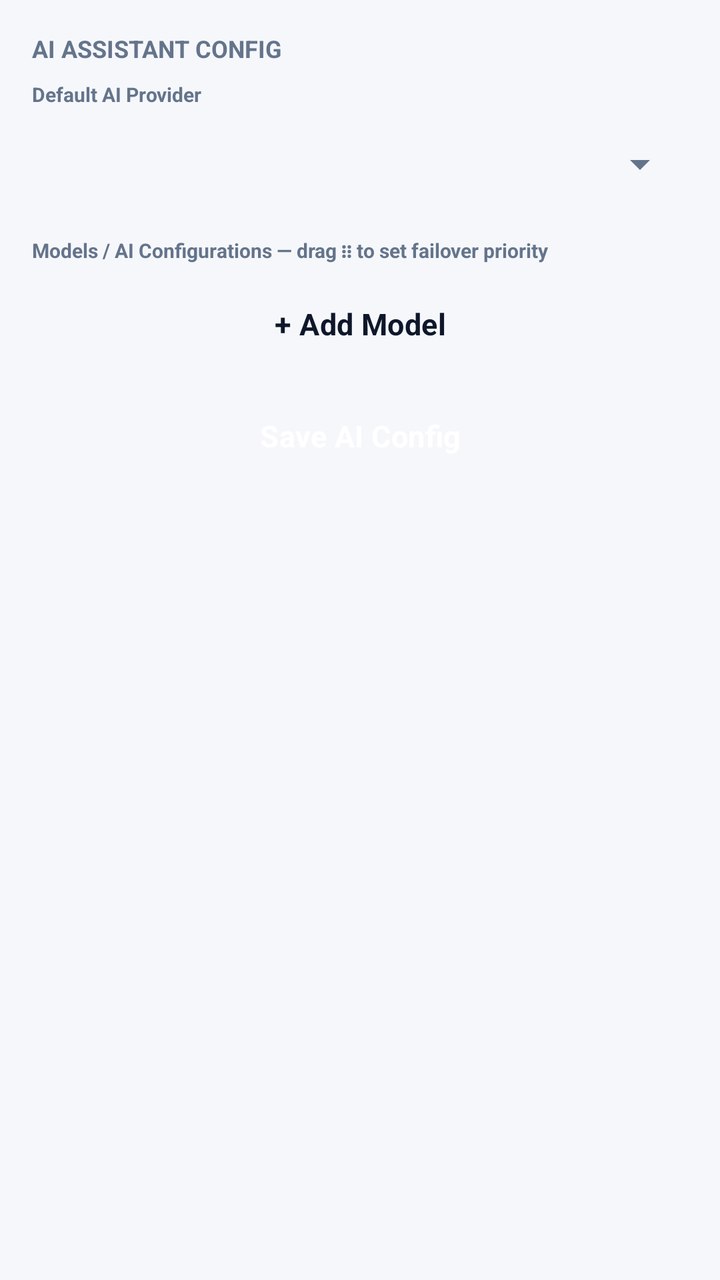
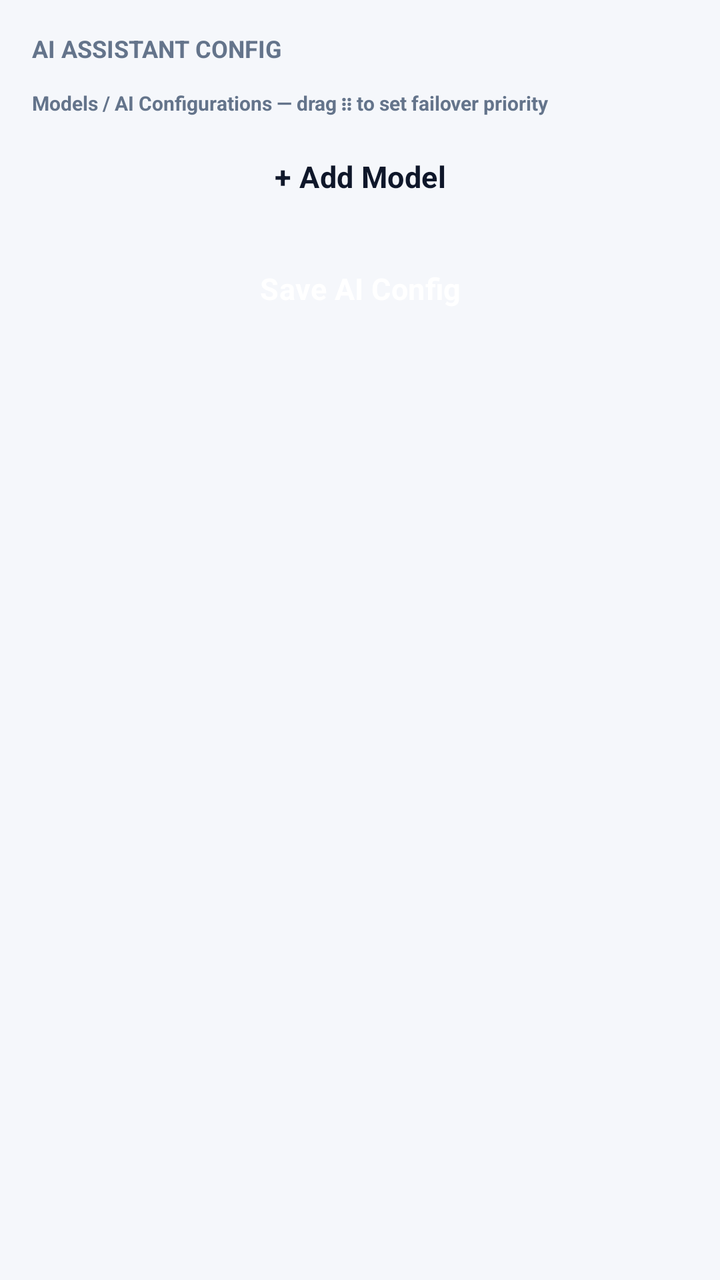

Two renders of the same Android screen: before a commit and after it. Below are the layout's source before the change and the commit's diff.
<!-- AndroidManifest.xml: application theme Theme.ExpenseOS -->
<!-- res/layout/fragment_ai_config_manager.xml -->
<?xml version="1.0" encoding="utf-8"?>
<ScrollView xmlns:android="http://schemas.android.com/apk/res/android"
    android:layout_width="match_parent"
    android:layout_height="match_parent"
    android:fillViewport="true">

    <LinearLayout
        android:layout_width="match_parent"
        android:layout_height="wrap_content"
        android:orientation="vertical"
        android:padding="16dp">

        <TextView
            android:layout_width="wrap_content"
            android:layout_height="wrap_content"
            android:text="AI ASSISTANT CONFIG"
            android:textColor="@color/text_muted"
            android:textSize="12sp"
            android:textStyle="bold" />

        <TextView
            android:layout_width="wrap_content"
            android:layout_height="wrap_content"
            android:layout_marginTop="8dp"
            android:text="Default AI Provider"
            android:textColor="@color/text_muted"
            android:textSize="10sp"
            android:textStyle="bold" />

        <Spinner
            android:id="@+id/spAiMgrProvider"
            android:layout_width="match_parent"
            android:layout_height="48dp"
            android:layout_marginTop="4dp" />

        <TextView
            android:layout_width="wrap_content"
            android:layout_height="wrap_content"
            android:layout_marginTop="12dp"
            android:text="Models / AI Configurations — drag ⋮⋮ to set failover priority"
            android:textColor="@color/text_muted"
            android:textSize="10sp"
            android:textStyle="bold" />

        <androidx.recyclerview.widget.RecyclerView
            android:id="@+id/rvAiModels"
            android:layout_width="match_parent"
            android:layout_height="wrap_content"
            android:nestedScrollingEnabled="false" />

        <Button
            android:id="@+id/btnAiMgrAddModel"
            style="@style/BtnOutline"
            android:layout_width="match_parent"
            android:layout_height="44dp"
            android:layout_marginTop="8dp"
            android:text="+ Add Model" />

        <Button
            android:id="@+id/btnAiMgrSave"
            style="@style/BtnPrimary"
            android:layout_width="match_parent"
            android:layout_height="44dp"
            android:layout_marginTop="12dp"
            android:text="Save AI Config" />
    </LinearLayout>
</ScrollView>
<!-- resources referenced by this layout -->
<resources>
  <color name="text_muted">#64748B</color>
  <style name="BtnOutline" parent="BtnBase">
          <item name="backgroundTint">@color/bg_card</item>
          <item name="strokeColor">@color/border</item>
          <item name="strokeWidth">1.5dp</item>
          <item name="android:textColor">@color/text</item>
          <item name="cornerRadius">14dp</item>
      </style>
  <style name="BtnPrimary" parent="BtnBase">
          <item name="backgroundTint">@color/primary</item>
          <item name="android:textColor">@color/on_primary</item>
      </style>
  <color name="bg_card">#FFFFFF</color>
  <color name="border">#E5EAF2</color>
  <color name="text">#0F172A</color>
  <color name="primary">#2563EB</color>
  <color name="on_primary">#FFFFFF</color>
  <color name="primary_dark">#1D4ED8</color>
  <color name="secondary">#0F766E</color>
  <color name="secondary_dark">#115E59</color>
  <color name="surface">#FFFFFF</color>
  <color name="danger">#E11D48</color>
  <color name="bg">#F5F7FB</color>
  <color name="text_hint">#94A3B8</color>
  <color name="nav_bg">#FFFFFF</color>
  <style name="Widget.ExpenseOS.EditText" parent="Widget.AppCompat.EditText">
          <item name="android:textSize">@dimen/type_body</item>
          <item name="android:textColor">@color/text</item>
          <item name="android:textColorHint">@color/text_hint</item>
          <item name="android:paddingStart">14dp</item>
          <item name="android:paddingEnd">14dp</item>
          <item name="android:minHeight">@dimen/input_height</item>
      </style>
  <style name="ThemeOverlay.ExpenseOS.BottomSheet" parent="ThemeOverlay.MaterialComponents.BottomSheetDialog">
          <item name="bottomSheetStyle">@style/Widget.ExpenseOS.BottomSheet</item>
      </style>
  <style name="ThemeOverlay.ExpenseOS.TimePicker" parent="ThemeOverlay.MaterialComponents.TimePicker">
          <item name="colorPrimary">@color/primary</item>
          <item name="colorOnPrimary">@color/on_primary</item>
          <item name="colorSurface">@color/surface</item>
          <item name="colorOnSurface">@color/text</item>
          <item name="shapeAppearanceMediumComponent">@style/ShapeAppearance.ExpenseOS.Dialog</item>
      </style>
  <style name="Animation.ExpenseOS.Window" parent="@android:style/Animation.Activity">
          <item name="android:activityOpenEnterAnimation">@anim/screen_enter</item>
          <item name="android:activityOpenExitAnimation">@anim/screen_exit</item>
          <item name="android:activityCloseEnterAnimation">@anim/screen_pop_enter</item>
          <item name="android:activityCloseExitAnimation">@anim/screen_pop_exit</item>
      </style>
  <dimen name="type_subtitle">15sp</dimen>
  <dimen name="touch_target">48dp</dimen>
  <dimen name="type_body">14sp</dimen>
  <dimen name="input_height">50dp</dimen>
  <style name="ShapeAppearance.ExpenseOS.Dialog" parent="ShapeAppearance.MaterialComponents.MediumComponent">
          <item name="cornerFamily">rounded</item>
          <item name="cornerSize">26dp</item>
      </style>
  <style name="Widget.ExpenseOS.BottomSheet" parent="Widget.MaterialComponents.BottomSheet.Modal">
          <item name="shapeAppearanceOverlay">@style/ShapeAppearance.ExpenseOS.Sheet</item>
          <item name="backgroundTint">@color/surface</item>
      </style>
  <style name="ShapeAppearance.ExpenseOS.Sheet" parent="">
          <item name="cornerFamily">rounded</item>
          <item name="cornerSizeTopLeft">26dp</item>
          <item name="cornerSizeTopRight">26dp</item>
          <item name="cornerSizeBottomLeft">0dp</item>
          <item name="cornerSizeBottomRight">0dp</item>
      </style>
  <!-- unchanged entries left out for length: 3 -->
</resources>

<!-- the commit's change to res/layout/fragment_ai_config_manager.xml (unified diff, before → after) -->
@@ -17,21 +17,6 @@
             android:textColor="@color/text_muted"
             android:textSize="12sp"
             android:textStyle="bold" />
-
-        <TextView
-            android:layout_width="wrap_content"
-            android:layout_height="wrap_content"
-            android:layout_marginTop="8dp"
-            android:text="Default AI Provider"
-            android:textColor="@color/text_muted"
-            android:textSize="10sp"
-            android:textStyle="bold" />
-
-        <Spinner
-            android:id="@+id/spAiMgrProvider"
-            android:layout_width="match_parent"
-            android:layout_height="48dp"
-            android:layout_marginTop="4dp" />
 
         <TextView
             android:layout_width="wrap_content"
